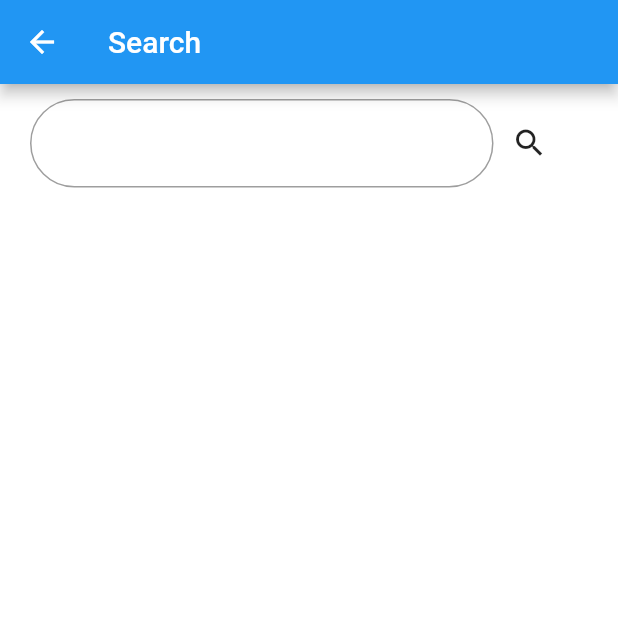
After one commit to dibindasky/travello, a Flutter app: the SearchTextScreen screen opened directly, on a phone screen of 412 x 824 dp, the top half of it. The commit adds this screen. Run offline on Flutter 3.47's test engine with Material 2 defaults, Android fonts, the phone set to English and light mode, and no system bars; our stand-ins replace cached_network_image, cloud_firestore, firebase_auth, firebase_core, firebase_storage, flutter_svg and 5 more; accounts and stored records are empty.

Commit message:
27/6/2023 daya before host add search screen

```diff
--- a/lib/main.dart
+++ b/lib/main.dart
@@ -1,7 +1,6 @@
 import 'package:firebase_auth/firebase_auth.dart';
 import 'package:firebase_core/firebase_core.dart';
 import 'package:flutter/material.dart';
-import 'package:travelapp/data_manageer/fetch_firebase_data.dart';
 import 'package:travelapp/firebase_options.dart';
 import 'package:travelapp/local_db/local_db.dart';
 import 'package:travelapp/screens/screen_splash.dart';
--- /dev/null
+++ b/lib/screens/screen_search_text.dart
@@ -0,0 +1,93 @@
+import 'package:cached_network_image/cached_network_image.dart';
+import 'package:flutter/material.dart';
+import 'package:travelapp/constants/sized_boxes.dart';
+import 'package:travelapp/data_manageer/fetch_firebase_data.dart';
+import 'package:travelapp/model/model_maker.dart';
+import 'package:travelapp/screens/screen_details.dart';
+
+class SearchTextScreen extends StatefulWidget {
+
+  const SearchTextScreen({super.key});
+
+  @override
+  State<SearchTextScreen> createState() => _SearchTextScreenState();
+}
+
+class _SearchTextScreenState extends State<SearchTextScreen> {
+  final DataManager dataManager = DataManager();
+  String searchValue = '';
+
+  @override
+  Widget build(BuildContext context) {
+    return Scaffold(
+      appBar: AppBar(
+        title: const Text('Search'),
+      ),
+      body: SafeArea(
+        child: Column(
+          children: [
+            addVerticalSpace(10),
+            Padding(
+              padding: const EdgeInsets.symmetric(horizontal: 20),
+              child: Row(
+                children: [
+                  SizedBox(
+                    width: SCREEN_WIDTH * 0.75,
+                    child: TextField(
+                      onChanged: (value) => setState(() {
+                        searchValue = value;
+                      }),
+                      enabled: true,
+                      decoration: InputDecoration(
+                        border: OutlineInputBorder(
+                            borderRadius: BorderRadius.circular(50)),
+                      ),
+                    ),
+                  ),
+                  IconButton(onPressed: () {}, icon: const Icon(Icons.search))
+                ],
+              ),
+            ),
+            Expanded(
+              child: ValueListenableBuilder(
+                valueListenable: dataManager.searchDestination,
+                builder: (context, value, child) {
+                  List<DestinationModel> list = value
+                      .where((element) => element.name
+                          .toLowerCase()
+                          .contains(searchValue.toLowerCase()))
+                      .toList();
+
+                  return ListView.builder(
+                    physics: const BouncingScrollPhysics(),
+                    itemCount: list.length,
+                    itemBuilder: (context, index) {
+                      DestinationModel data = list[index];
+
+                      return ListTile(
+                        leading: CircleAvatar(
+                            backgroundImage:
+                                CachedNetworkImageProvider(data.images[0])),
+                        title: Text(data.name),
+                        subtitle: Text(data.catogory),
+                        onTap: () {
+                          Navigator.push(
+                            context,
+                            MaterialPageRoute(
+                              builder: (context) =>
+                                  ScreenDetails(destination: data),
+                            ),
+                          );
+                        },
+                      );
+                    },
+                  );
+                },
+              ),
+            )
+          ],
+        ),
+      ),
+    );
+  }
+}
--- a/lib/screens/screen_signup.dart
+++ b/lib/screens/screen_signup.dart
@@ -75,9 +75,9 @@ class ScreenSignup extends StatelessWidget {
                           onTap: () {
                             if (formsignup.currentState!.validate()) {
                               LogAuth.addUser(
-                                  email: emailSignupControl.text,
-                                  password: passwordSignupControl.text,
-                                  name: nameSignupControl.text,
+                                  email: emailSignupControl.text.trim(),
+                                  password: passwordSignupControl.text.trim(),
+                                  name: nameSignupControl.text.trim(),
                                   context: context);
                               Navigator.push(
                                   context,
--- a/lib/screens/trip_planner/ui/screen_planing.dart
+++ b/lib/screens/trip_planner/ui/screen_planing.dart
@@ -13,7 +13,6 @@ import 'package:travelapp/screens/trip_planner/trip_functions/fetch_trip.dart';
 import 'package:travelapp/screens/trip_planner/ui/calender.dart';
 import 'package:travelapp/screens/trip_planner/trip_functions/firebase_trip_planner.dart';
 import 'package:travelapp/screens/trip_planner/trip_functions/trip_list_maker.dart';
-import 'package:travelapp/wigets/text_fields/buttons/button_login.dart';
 import 'package:travelapp/wigets/text_fields/text_form_field.dart';
 
 class ScreenPlanningTrip extends StatelessWidget {
--- a/lib/screens/trip_planner/ui/upcoming_list_show.dart
+++ b/lib/screens/trip_planner/ui/upcoming_list_show.dart
@@ -1,7 +1,5 @@
 import 'package:cloud_firestore/cloud_firestore.dart';
 import 'package:flutter/material.dart';
-import 'package:google_fonts/google_fonts.dart';
-import 'package:travelapp/constants/colors.dart';
 import 'package:travelapp/constants/sized_boxes.dart';
 import 'package:travelapp/functions/user_detail/user_detail_taker.dart';
 import 'package:travelapp/model/trip_model.dart';
--- a/lib/wigets/catogery_container/catogery_container.dart
+++ b/lib/wigets/catogery_container/catogery_container.dart
@@ -47,7 +47,7 @@ class CatogeryContainer extends StatelessWidget {
           ),
           child: Center(
             child: SizedBox(
-              height: SCREEN_HEIGHT * 0.017,
+              height: SCREEN_HEIGHT * 0.020,
               child: FittedBox(
                 child: Text(
                   headLine,
--- a/pubspec.yaml
+++ b/pubspec.yaml
@@ -79,6 +79,7 @@ flutter:
       - lib/constants/icons/
       - assets/images/map/
       - assets/images/catogorybackground/
+      - assets/images/policy/
   #   - images/a_dot_burr.jpeg
   #   - images/a_dot_ham.jpeg
 
```
Also changed, not shown: lib/screens/screen_details.dart (+5 -3 lines), lib/screens/search_place.dart (+16 -0 lines), lib/wigets/drawer/side_drawer.dart (+13 -16 lines), lib/wigets/popular/popular_slide.dart (+4 -7 lines), lib/wigets/DialogeTerms/termsdialoge.dart (added), 2 other files.
